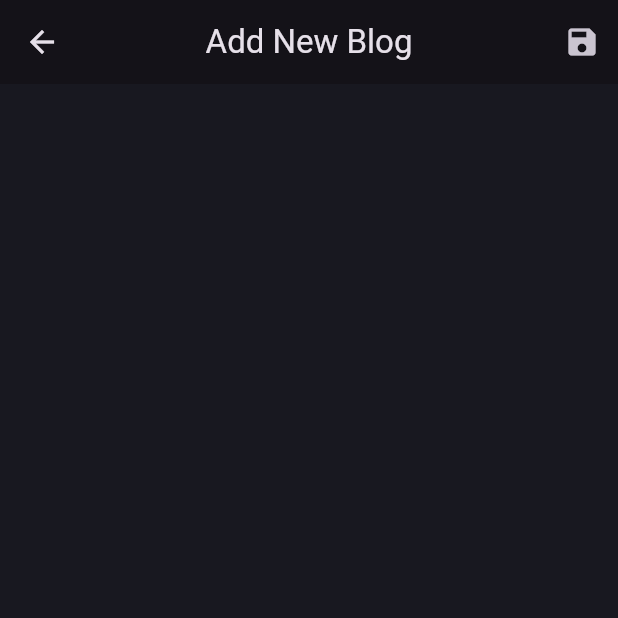
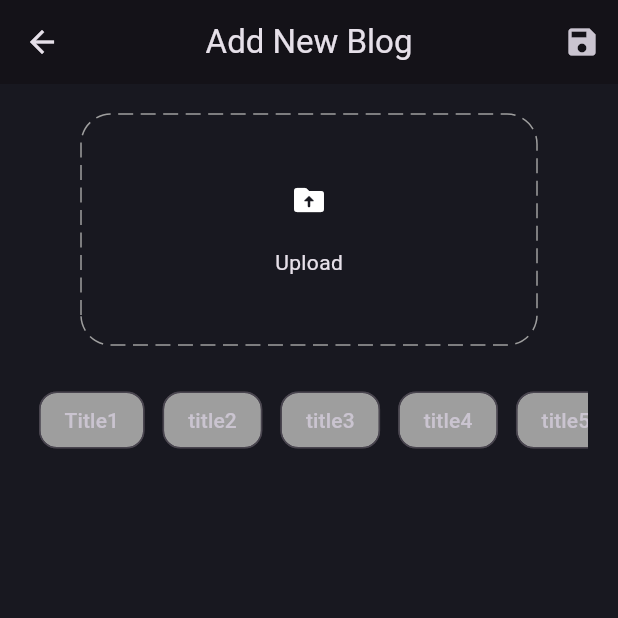
Before and after one commit to anasbayoumy/wlog, a Flutter app: the AddNewBlogPage screen opened directly, on a phone screen of 412 x 824 dp, the top half of it. Run offline on Flutter 3.47's test engine with Material 3 defaults, Android fonts, the phone set to English and light mode, and no system bars; drawn by our look-alikes of dotted_border; our stand-ins replace bloc, flutter_bloc, fpdart, get_it, supabase_flutter; accounts and stored records are empty.

Commit message:
ya mosoahelll

```diff
--- a/lib/features/blog/presentation/pages/add_new_blog.dart
+++ b/lib/features/blog/presentation/pages/add_new_blog.dart
@@ -1,3 +1,4 @@
+import 'package:dotted_border/dotted_border.dart';
 import 'package:flutter/material.dart';
 
 class AddNewBlogPage extends StatefulWidget {
@@ -21,6 +22,62 @@ class _AddNewBlogPageState extends State<AddNewBlogPage> {
           ),
         ],
       ),
+      body: SingleChildScrollView(
+        child: Padding(
+          padding: const EdgeInsets.all(20),
+          child: Column(
+            mainAxisSize: MainAxisSize.min,
+            children: [
+              DottedBorder(
+                radius: const Radius.circular(20),
+                color: Colors.grey,
+                borderType: BorderType.RRect,
+                dashPattern: const [10, 5],
+                child: Container(
+                  height: 150,
+                  width: 300,
+                  child: const Column(
+                    mainAxisAlignment: MainAxisAlignment.center,
+                    children: [
+                      Icon(Icons.drive_folder_upload_rounded),
+                      SizedBox(height: 20),
+                      Text('Upload'),
+                    ],
+                  ),
+                ),
+              ),
+              const SizedBox(height: 20),
+              SingleChildScrollView(
+                scrollDirection: Axis.horizontal,
+                child: Row(
+                  children: [
+                    'Title1',
+                    'title2',
+                    'title3',
+                    'title4',
+                    'title5',
+                    'title6',
+                    'title7',
+                    'title8',
+                    'title9',
+                  ]
+                      .map((e) => Padding(
+                            padding: const EdgeInsets.all(6.0),
+                            child: Chip(
+                              label: Text(e),
+                              backgroundColor: Colors.grey,
+                              shape: RoundedRectangleBorder(
+                                borderRadius: BorderRadius.circular(12),
+                              ),
+                            ),
+                          ))
+                      .toList(),
+                ),
+              ),
+            ],
+          ),
+        ),
+      ),
     );
   }
 }
--- /dev/null
+++ b/lib/features/blog/presentation/widgets/textfield_content.dart
@@ -0,0 +1,22 @@
+import 'package:flutter/material.dart';
+
+class TextFieldContent extends StatelessWidget {
+  const TextFieldContent(
+      {super.key, required this.hintText, required this.controller});
+
+  final String hintText;
+  final TextEditingController controller;
+
+  @override
+  Widget build(BuildContext context) {
+    return TextFormField(
+      decoration: InputDecoration(
+        hintText: hintText,
+        border: OutlineInputBorder(
+          borderRadius: BorderRadius.circular(12),
+        ),
+      ),
+      controller: controller,
+    );
+  }
+}
--- a/pubspec.yaml
+++ b/pubspec.yaml
@@ -39,6 +39,7 @@ dependencies:
   supabase_flutter: ^2.8.4
   flutter_bloc: ^9.1.0
   get_it: ^8.0.3
+  dotted_border: ^2.1.0
 
 dev_dependencies:
   flutter_test:
```
Also changed, not shown: pubspec.lock.
